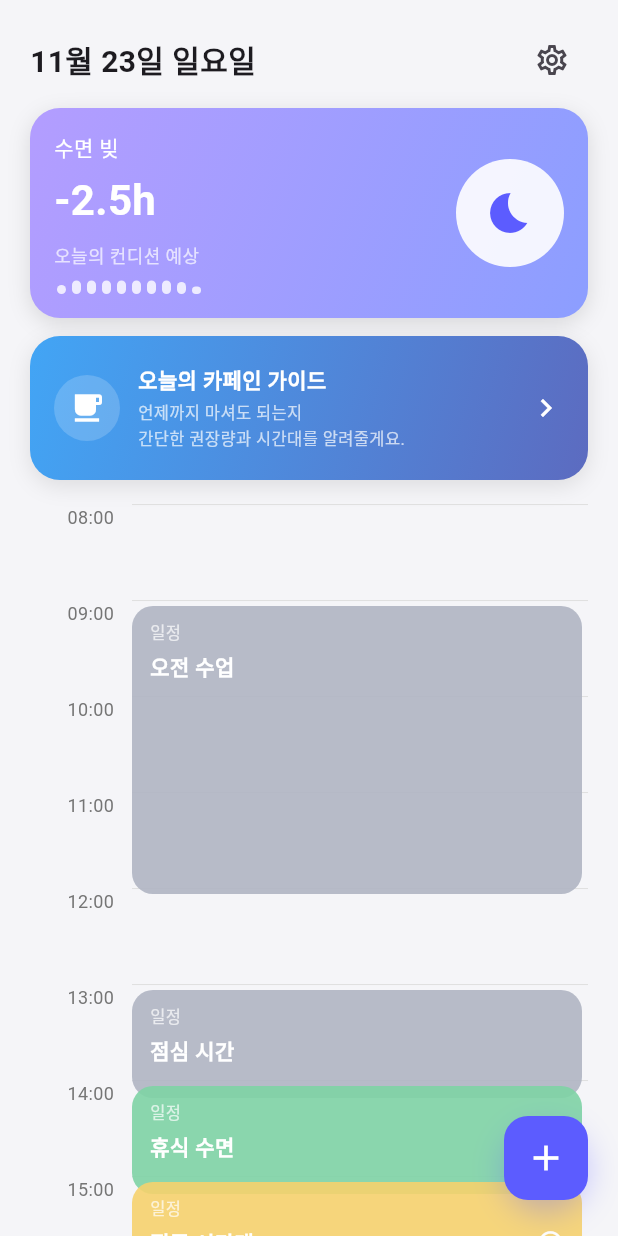
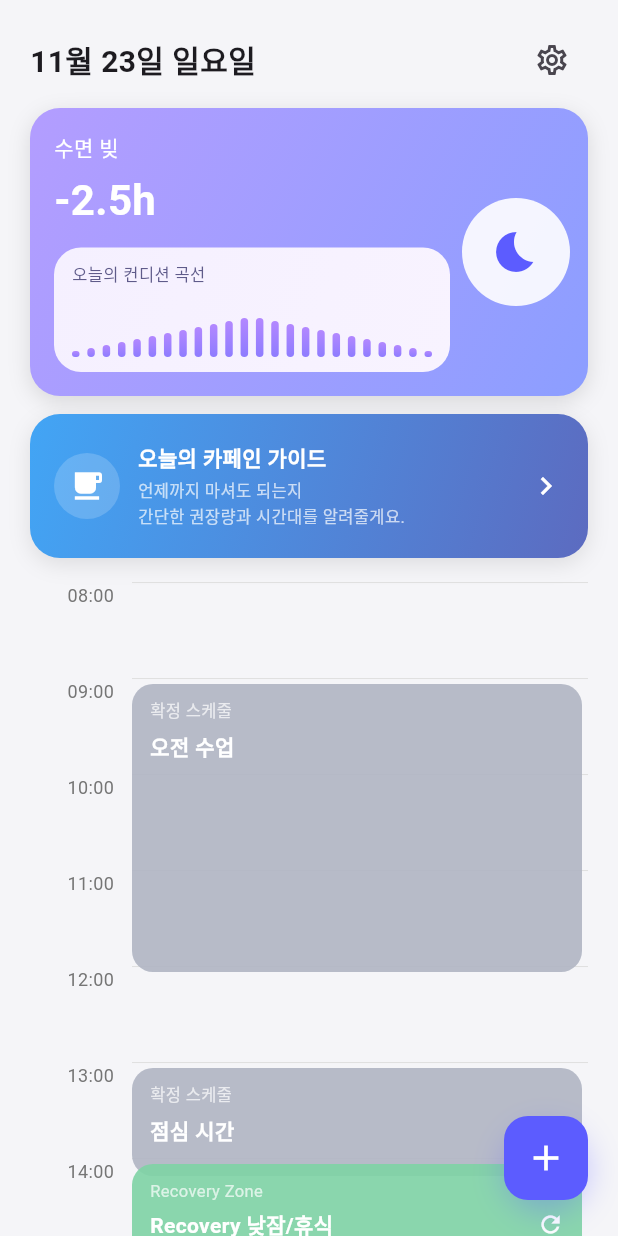
Before and after one commit to skkukms/zzzeee, a Flutter app: the TimelineScreen screen opened by its route, on a phone screen of 412 x 824 dp. Run offline on Flutter 3.47's test engine with Material 3 defaults, Android fonts, the phone set to English and light mode, and no system bars.

Commit message:
Update timeline_screen.dart

```diff
--- a/lib/screens/timeline_screen.dart
+++ b/lib/screens/timeline_screen.dart
@@ -287,45 +287,71 @@ class _TimelineScreenState extends State<TimelineScreen> {
                     }),
                   ),
 
-                  // 일정 블록들
+                  // ====== A. 확정 스케줄 (회색) ======
                   _TimelineEventBlock(
                     startHour: 9,
                     endHour: 12,
                     title: '오전 수업',
-                    type: '일정',
-                    color: const Color(0xFFB0B5C3),
+                    type: '확정 스케줄',
+                    color: const Color(0xFFB0B5C3), // 회색
                   ),
                   _TimelineEventBlock(
                     startHour: 13,
                     endHour: 14,
                     title: '점심 시간',
-                    type: '일정',
+                    type: '확정 스케줄',
                     color: const Color(0xFFB0B5C3),
-                  ),
-                  _TimelineEventBlock(
-                    startHour: 14,
-                    endHour: 15,
-                    title: '휴식 수면',
-                    type: '일정',
-                    color: const Color(0xFF7ED3A5),
-                    showIcon: true,
-                    icon: Icons.refresh,
-                  ),
-                  _TimelineEventBlock(
-                    startHour: 15,
-                    endHour: 17,
-                    title: '집중 시간대',
-                    type: '일정',
-                    color: const Color(0xFFF6D26D),
-                    showIcon: true,
-                    icon: Icons.check_circle_outline,
                   ),
                   _TimelineEventBlock(
                     startHour: 19,
                     endHour: 21,
                     title: '저녁 수업',
-                    type: '일정',
+                    type: '확정 스케줄',
                     color: const Color(0xFFB0B5C3),
+                  ),
+
+                  // ====== B. Sleep Zone (남색) ======
+                  _TimelineEventBlock(
+                    startHour: 23,
+                    endHour: 24,
+                    title: '오늘 취침 추천 시간대',
+                    type: 'Sleep Zone',
+                    color: const Color(0xFF283593), // 남색 톤
+                    showIcon: true,
+                    icon: Icons.nightlight_round,
+                  ),
+
+                  // ====== C. Recovery Zone (녹색) ======
+                  _TimelineEventBlock(
+                    startHour: 14,
+                    endHour: 15,
+                    title: 'Recovery 낮잠/휴식',
+                    type: 'Recovery Zone',
+                    color: const Color(0xFF7ED3A5), // 기존 녹색
+                    showIcon: true,
+                    icon: Icons.refresh,
+                  ),
+
+                  // ====== D. Focus Zone (노란색) ======
+                  _TimelineEventBlock(
+                    startHour: 15,
+                    endHour: 17,
+                    title: '집중 시간대',
+                    type: 'Focus Zone',
+                    color: const Color(0xFFF6D26D), // 기존 노란색
+                    showIcon: true,
+                    icon: Icons.check_circle_outline,
+                  ),
+
+                  // ====== E. Wind-Down Zone (보라색) ======
+                  _TimelineEventBlock(
+                    startHour: 22,
+                    endHour: 23,
+                    title: '긴장 완화/정리 시간',
+                    type: 'Wind-Down Zone',
+                    color: const Color(0xFF7E57C2), // 보라색
+                    showIcon: true,
+                    icon: Icons.self_improvement,
                   ),
                 ],
               ),
@@ -357,7 +383,7 @@ class _SleepDebtCard extends StatelessWidget {
         borderRadius: BorderRadius.circular(20),
         onTap: onTap,
         child: Container(
-          height: 140,
+          padding: const EdgeInsets.fromLTRB(16, 16, 12, 16),
           decoration: BoxDecoration(
             borderRadius: BorderRadius.circular(20),
             gradient: const LinearGradient(
@@ -378,11 +404,10 @@ class _SleepDebtCard extends StatelessWidget {
           ),
           child: Row(
             children: [
-              // 왼쪽: 텍스트/그래프
+              // 왼쪽: 수면 빚 + 컨디션 곡선
               Expanded(
-                child: Padding(
-                  padding: const EdgeInsets.fromLTRB(16, 16, 12, 16),
                 child: Column(
+                  mainAxisSize: MainAxisSize.min,
                   crossAxisAlignment: CrossAxisAlignment.start,
                   children: [
                     const Text(
@@ -401,45 +426,82 @@ class _SleepDebtCard extends StatelessWidget {
                         fontWeight: FontWeight.w700,
                       ),
                     ),
-                      const SizedBox(height: 8),
-                      const Text(
-                        '오늘의 컨디션 예상',
-                        style: TextStyle(
-                          color: Colors.white70,
-                          fontSize: 12,
+                    const SizedBox(height: 12),
+
+                    // ✅ 오늘의 컨디션 곡선 카드 (텍스트 한 줄만 + 더 촘촘한 그래프)
+                    Container(
+                      decoration: BoxDecoration(
+                        borderRadius: BorderRadius.circular(18),
+                        gradient: const LinearGradient(
+                          colors: [
+                            Color(0xFFF5F0FF),
+                            Color(0xFFF8F3FF),
+                          ],
+                          begin: Alignment.topLeft,
+                          end: Alignment.bottomRight,
                         ),
                       ),
-                      const SizedBox(height: 8),
-                      Expanded(
+                      padding:
+                          const EdgeInsets.fromLTRB(12, 10, 12, 10),
+                      child: Column(
+                        mainAxisSize: MainAxisSize.min,
+                        crossAxisAlignment: CrossAxisAlignment.start,
+                        children: [
+                          const Text(
+                            '오늘의 컨디션 곡선',
+                            style: TextStyle(
+                              fontSize: 11,
+                              color: Color(0xFF5F5B8A),
+                              fontWeight: FontWeight.w500,
+                            ),
+                          ),
+                          const SizedBox(height: 6),
+                          SizedBox(
+                            height: 40, // 그래프 전체 높이
                             child: Align(
-                          alignment: Alignment.bottomLeft,
+                              alignment: Alignment.bottomCenter,
                               child: Row(
+                                mainAxisAlignment:
+                                    MainAxisAlignment.spaceBetween,
                                 crossAxisAlignment: CrossAxisAlignment.end,
-                            children: List.generate(10, (i) {
-                              final heights = [6, 10, 14, 18, 20, 18, 14, 10, 8, 5];
-                              return Padding(
-                                padding:
-                                    const EdgeInsets.symmetric(horizontal: 2),
-                                child: Container(
-                                  width: 6,
-                                  height: heights[i].toDouble(),
+                                children: List.generate(24, (i) {
+                                  // 가운데가 가장 높은 종 모양 곡선
+                                  const heights = <double>[
+                                    4, 6, 8, 10, 12, 14,
+                                    16, 18, 20, 22, 24, 26,
+                                    26, 24, 22, 20, 18, 16,
+                                    14, 12, 10, 8, 6, 4,
+                                  ];
+                                  return Container(
+                                    width: 5, // 더 촘촘하게 보이도록 좁게
+                                    height: heights[i],
                                     decoration: BoxDecoration(
-                                    color: Colors.white.withOpacity(0.8),
-                                    borderRadius: BorderRadius.circular(3),
+                                      borderRadius:
+                                          BorderRadius.circular(999),
+                                      gradient: const LinearGradient(
+                                        begin: Alignment.bottomCenter,
+                                        end: Alignment.topCenter,
+                                        colors: [
+                                          Color(0xFF8E7CFF),
+                                          Color(0xFFB388FF),
+                                        ],
                                       ),
                                     ),
                                   );
                                 }),
                               ),
                             ),
-                      )
+                          ),
                         ],
                       ),
                     ),
+                  ],
                 ),
+              ),
+
               // 오른쪽: 원형 아이콘
               Padding(
-                padding: const EdgeInsets.only(right: 16),
+                padding: const EdgeInsets.only(left: 8),
                 child: Container(
                   width: 72,
                   height: 72,
@@ -559,7 +621,7 @@ class _TimelineEventBlock extends StatelessWidget {
   final int startHour;
   final int endHour;
   final String title;
-  final String type;
+  final String type;   // <- 이걸 표시에 사용
   final Color color;
   final bool showIcon;
   final IconData? icon;
@@ -599,9 +661,10 @@ class _TimelineEventBlock extends StatelessWidget {
         child: Column(
           crossAxisAlignment: CrossAxisAlignment.start,
           children: [
-            const Text(
-              '일정',
-              style: TextStyle(
+            // ✅ 여기 라벨을 type으로 교체
+            Text(
+              type,
+              style: const TextStyle(
                 fontSize: 11,
                 color: Colors.white70,
               ),
```
Lines whose indentation alone changed are shown as unchanged.
